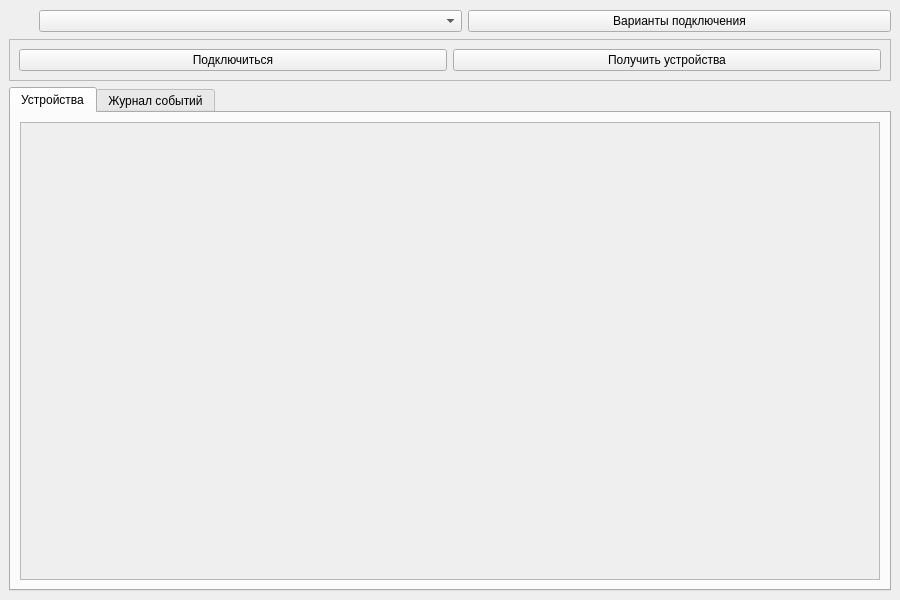
Max251203/Diploma, file iot_lab_project/ui/Main/main_ui.ui: the form before one commit.
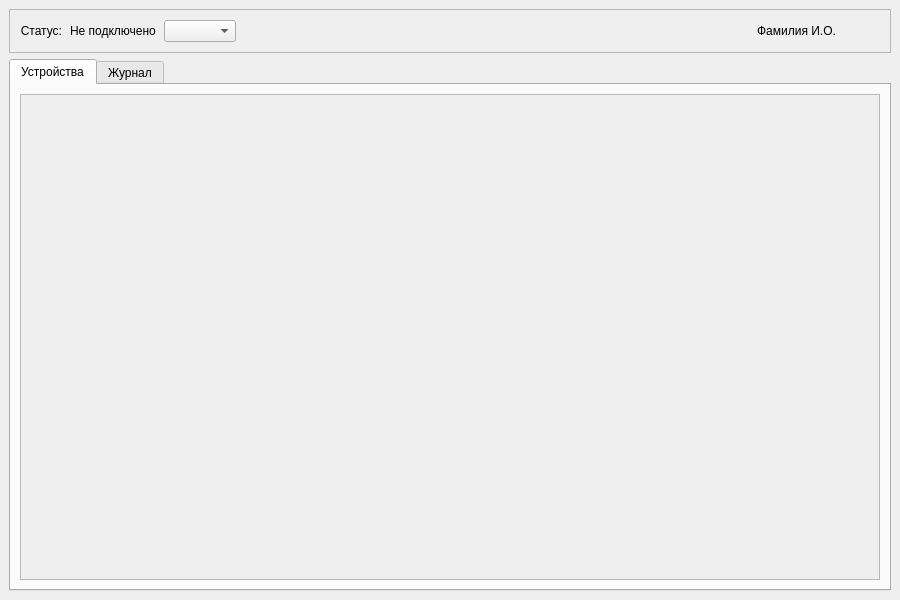
The form after the commit. Icons and pictures are not drawn.

Commit message: Server + new style

```diff
--- a/iot_lab_project/ui/Main/main_ui.ui
+++ b/iot_lab_project/ui/Main/main_ui.ui
@@ -16,86 +16,201 @@
   <widget class="QWidget" name="centralwidget">
    <layout class="QVBoxLayout" name="verticalLayout">
     <item>
-     <layout class="QHBoxLayout" name="horizontalLayoutTopInfo">
-      <item>
-        <widget class="QToolButton" name="connectionStatus">
-        <property name="sizePolicy">
-          <sizepolicy hsizetype="Fixed" vsizetype="Fixed">
-          <horstretch>0</horstretch>
-          <verstretch>0</verstretch>
-          </sizepolicy>
-        </property>
-        <property name="minimumSize">
-          <size>
-          <width>24</width>
-          <height>24</height>
-          </size>
-        </property>
-        <property name="maximumSize">
-          <size>
-          <width>24</width>
-          <height>24</height>
-          </size>
-        </property>
-        <property name="iconSize">
-          <size>
-          <width>24</width>
-          <height>24</height>
-          </size>
-        </property>
-        <property name="toolButtonStyle">
-          <enum>Qt::ToolButtonIconOnly</enum>
-        </property>
-        <property name="autoRaise">
-          <bool>true</bool>
-        </property>
-        <property name="text">
-          <string/>
-        </property>
-        </widget>
-      </item>
-      <item>
-       <widget class="QComboBox" name="comboConnections"/>
-      </item>
-      <item>
-       <widget class="QPushButton" name="btnConnectSettings">
-        <property name="toolTip">
-         <string>Открыть список подключений</string>
-        </property>
-        <property name="text">
-         <string>Варианты подключения</string>
-        </property>
-       </widget>
-      </item>
-     </layout>
-    </item>
-    <item>
-     <widget class="QFrame" name="topButtonPanel">
+     <widget class="QFrame" name="topPanel">
       <property name="frameShape">
        <enum>QFrame::StyledPanel</enum>
       </property>
-      <layout class="QHBoxLayout" name="horizontalLayoutButtons">
+      <property name="frameShadow">
+       <enum>QFrame::Raised</enum>
+      </property>
+      <layout class="QHBoxLayout" name="horizontalLayoutTopInfo">
+       <property name="spacing">
+        <number>8</number>
+       </property>
+       <property name="leftMargin">
+        <number>10</number>
+       </property>
+       <property name="topMargin">
+        <number>5</number>
+       </property>
+       <property name="rightMargin">
+        <number>10</number>
+       </property>
+       <property name="bottomMargin">
+        <number>5</number>
+       </property>
        <item>
-        <widget class="QPushButton" name="btnConnect">
+        <widget class="QLabel" name="connectionStatusLabel">
          <property name="text">
+          <string>Статус:</string>
+         </property>
+         <property name="alignment">
+          <set>Qt::AlignRight|Qt::AlignVCenter</set>
+         </property>
+        </widget>
+       </item>
+       <item>
+        <widget class="QLabel" name="connectionStatusText">
+         <property name="minimumWidth">
+          <number>120</number>
+         </property>
+         <property name="maximumWidth">
+          <number>120</number>
+         </property>
+         <property name="text">
+          <string>Не подключено</string>
+         </property>
+         <property name="alignment">
+          <set>Qt::AlignLeft|Qt::AlignVCenter</set>
+         </property>
+        </widget>
+       </item>
+       <item>
+        <widget class="QComboBox" name="comboConnections">
+         <property name="minimumWidth">
+          <number>200</number>
+         </property>
+        </widget>
+       </item>
+       <item>
+        <widget class="QToolButton" name="btnConnectSettings">
+         <property name="minimumSize">
+          <size>
+           <width>32</width>
+           <height>32</height>
+          </size>
+         </property>
+         <property name="toolTip">
+          <string>Настройки подключений</string>
+         </property>
+         <property name="icon">
+          <iconset resource="../../resources/resources_rc.qrc">
+           <normaloff>:/icon/icons/settings.png</normaloff>
+          </iconset>
+         </property>
+         <property name="iconSize">
+          <size>
+           <width>24</width>
+           <height>24</height>
+          </size>
+         </property>
+         <property name="autoRaise">
+          <bool>true</bool>
+         </property>
+        </widget>
+       </item>
+       <item>
+        <widget class="QToolButton" name="btnConnect">
+         <property name="minimumSize">
+          <size>
+           <width>32</width>
+           <height>32</height>
+          </size>
+         </property>
+         <property name="toolTip">
           <string>Подключиться</string>
          </property>
+         <property name="icon">
+          <iconset resource="../../resources/resources_rc.qrc">
+           <normaloff>:/icon/icons/connect.png</normaloff>
+          </iconset>
+         </property>
+         <property name="iconSize">
+          <size>
+           <width>24</width>
+           <height>24</height>
+          </size>
+         </property>
+         <property name="autoRaise">
+          <bool>true</bool>
+         </property>
         </widget>
        </item>
        <item>
-        <widget class="QPushButton" name="btnGetDevices">
-         <property name="text">
+        <widget class="QToolButton" name="btnGetDevices">
+         <property name="minimumSize">
+          <size>
+           <width>32</width>
+           <height>32</height>
+          </size>
+         </property>
+         <property name="toolTip">
           <string>Получить устройства</string>
          </property>
          <property name="icon">
           <iconset resource="../../resources/resources_rc.qrc">
-           <normaloff>:/icon/icons/get_devices.png</normaloff>:/icon/icons/get_devices.png</iconset>
+           <normaloff>:/icon/icons/get_devices.png</normaloff>
+          </iconset>
+         </property>
+         <property name="iconSize">
+          <size>
+           <width>24</width>
+           <height>24</height>
+          </size>
+         </property>
+         <property name="autoRaise">
+          <bool>true</bool>
+         </property>
+        </widget>
+       </item>
+       <item>
+        <spacer name="horizontalSpacer">
+         <property name="orientation">
+          <enum>Qt::Horizontal</enum>
+         </property>
+         <property name="sizeHint" stdset="0">
+          <size>
+           <width>40</width>
+           <height>20</height>
+          </size>
+         </property>
+        </spacer>
+       </item>
+       <item>
+        <widget class="QPushButton" name="btnProfileLabel">
+         <property name="toolTip">
+          <string>Профиль</string>
+         </property>
+         <property name="flat">
+          <bool>true</bool>
+         </property>
+         <property name="text">
+          <string>Фамилия И.О.</string>
+         </property>
+        </widget>
+       </item>
+       <item>
+        <widget class="QToolButton" name="btnLogout">
+         <property name="minimumSize">
+          <size>
+           <width>32</width>
+           <height>32</height>
+          </size>
+         </property>
+         <property name="toolTip">
+          <string>Выйти</string>
+         </property>
+         <property name="icon">
+          <iconset resource="../../resources/resources_rc.qrc">
+           <normaloff>:/icon/icons/logout.png</normaloff>
+          </iconset>
+         </property>
+         <property name="iconSize">
+          <size>
+           <width>24</width>
+           <height>24</height>
+          </size>
+         </property>
+         <property name="autoRaise">
+          <bool>true</bool>
          </property>
         </widget>
        </item>
       </layout>
      </widget>
     </item>
+
+    <!-- Главные вкладки -->
     <item>
      <widget class="QTabWidget" name="tabWidgetMain">
       <property name="currentIndex">
@@ -123,7 +238,7 @@
            <bool>true</bool>
           </property>
           <property name="alignment">
-           <set>Qt::AlignRight|Qt::AlignTrailing|Qt::AlignVCenter</set>
+           <set>Qt::AlignLeft|Qt::AlignTop</set>
           </property>
           <widget class="QWidget" name="scrollAreaWidgetContents">
            <property name="geometry">
@@ -147,7 +262,7 @@
         </iconset>
        </attribute>
        <attribute name="title">
-        <string>Журнал событий</string>
+        <string>Журнал</string>
        </attribute>
        <layout class="QVBoxLayout" name="verticalLayoutLogs">
         <item>
```
Left out of the diff: 13 changed lines with no effect on the pictures. The commit also changes 74 other files.
